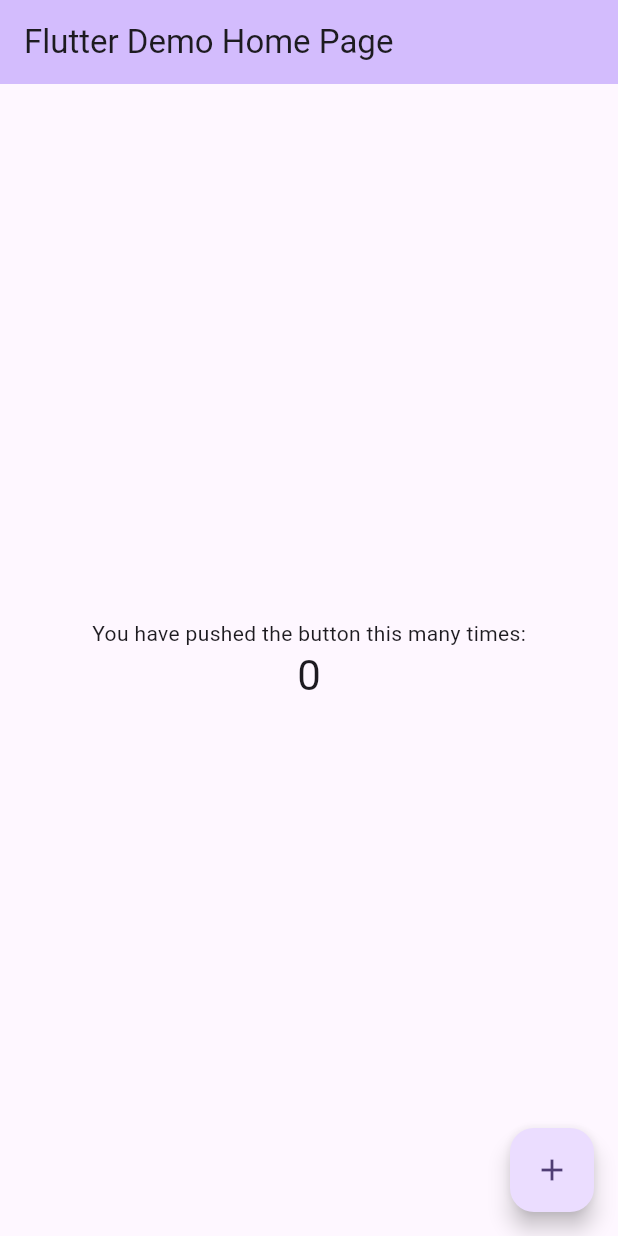
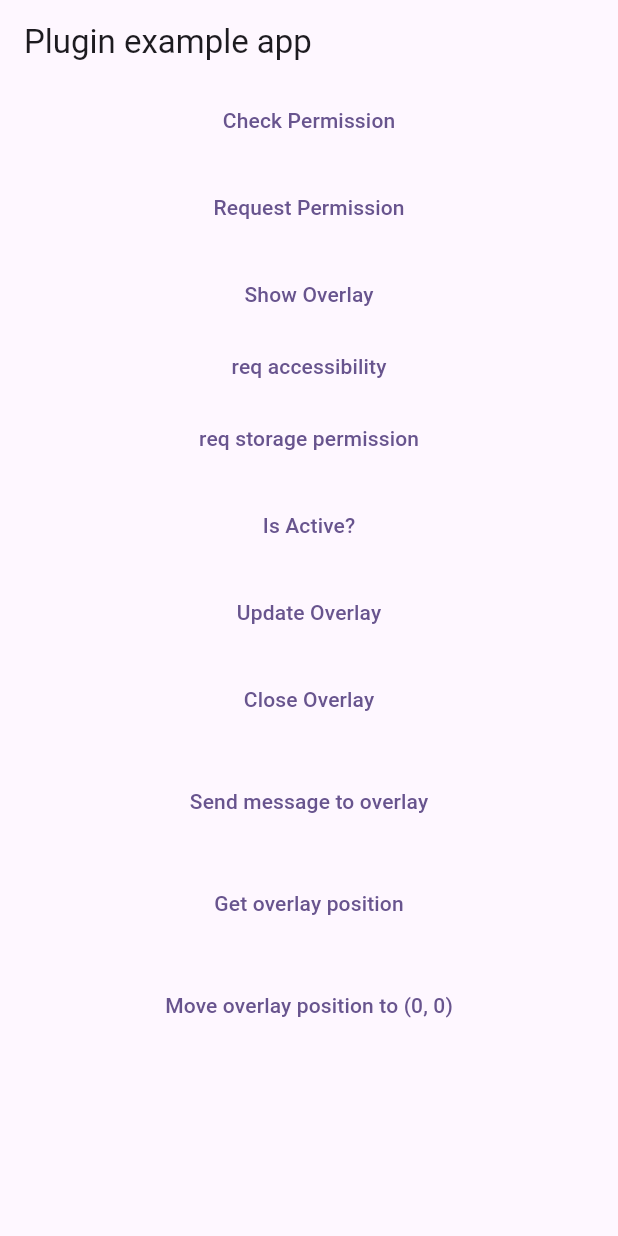
Before and after one commit to Not-Dhanraj/ScreenScribe, a Flutter app: the screen it shows after launch, on a phone screen of 412 x 824 dp. Run offline on Flutter 3.47's test engine with Material 3 defaults, Android fonts, the light colour scheme and no system bars; our stand-ins replace permission_handler; missing offline and left inert: flutter_accessibility_service, flutter_overlay_window.

Commit message:
added accessibility and overlay basic

```diff
--- /dev/null
+++ b/lib/homepage.dart
@@ -0,0 +1,169 @@
+import 'dart:developer';
+import 'dart:isolate';
+import 'dart:ui';
+import 'package:permission_handler/permission_handler.dart';
+import 'package:flutter/material.dart';
+import 'package:flutter_accessibility_service/flutter_accessibility_service.dart';
+import 'package:flutter_overlay_window/flutter_overlay_window.dart';
+
+class HomePage extends StatefulWidget {
+  const HomePage({super.key});
+
+  @override
+  State<HomePage> createState() => _HomePageState();
+}
+
+class _HomePageState extends State<HomePage> {
+  static const String _kPortNameOverlay = 'OVERLAY';
+  static const String _kPortNameHome = 'UI';
+  final _receivePort = ReceivePort();
+  SendPort? homePort;
+  String? latestMessageFromOverlay;
+
+  @override
+  void initState() {
+    super.initState();
+
+    if (homePort != null) return;
+    final res = IsolateNameServer.registerPortWithName(
+      _receivePort.sendPort,
+      _kPortNameHome,
+    );
+    log("$res: OVERLAY");
+    _receivePort.listen((message) {
+      log("message from OVERLAY: $message");
+      setState(() {
+        latestMessageFromOverlay = 'Latest Message From Overlay: $message';
+      });
+    });
+  }
+
+  @override
+  Widget build(BuildContext context) {
+    return Scaffold(
+      appBar: AppBar(
+        title: const Text('Plugin example app'),
+      ),
+      body: Center(
+        child: Column(
+          children: [
+            TextButton(
+              onPressed: () async {
+                final status = await FlutterOverlayWindow.isPermissionGranted();
+                log("Is Permission Granted: $status");
+              },
+              child: const Text("Check Permission"),
+            ),
+            const SizedBox(height: 10.0),
+            TextButton(
+              onPressed: () async {
+                final bool? res =
+                    await FlutterOverlayWindow.requestPermission();
+                log("status: $res");
+              },
+              child: const Text("Request Permission"),
+            ),
+            const SizedBox(height: 10.0),
+            TextButton(
+              onPressed: () async {
+                if (await FlutterOverlayWindow.isActive()) return;
+                await FlutterOverlayWindow.showOverlay(
+                  enableDrag: true,
+                  overlayTitle: "Ocr",
+                  overlayContent: 'Overlay Enabled',
+                  flag: OverlayFlag.defaultFlag,
+                  visibility: NotificationVisibility.visibilityPublic,
+                  positionGravity: PositionGravity.auto,
+                  height: 100,
+                  width: 100,
+                );
+              },
+              child: const Text("Show Overlay"),
+            ),
+            TextButton(
+              onPressed: () async {
+                final bool status = await FlutterAccessibilityService
+                    .isAccessibilityPermissionEnabled();
+                if (!status) {
+                  await FlutterAccessibilityService
+                      .requestAccessibilityPermission();
+                }
+              },
+              child: const Text("req accessibility"),
+            ),
+            TextButton(
+              onPressed: () async {
+                _requestStoragePermission();
+              },
+              child: const Text("req storage permission"),
+            ),
+            const SizedBox(height: 10.0),
+            TextButton(
+              onPressed: () async {
+                final status = await FlutterOverlayWindow.isActive();
+                log("Is Active?: $status");
+              },
+              child: const Text("Is Active?"),
+            ),
+            const SizedBox(height: 10.0),
+            TextButton(
+              onPressed: () async {
+                await FlutterOverlayWindow.resizeOverlay(
+                  WindowSize.matchParent,
+                  (MediaQuery.of(context).size.height * 5).toInt(),
+                  false,
+                );
+              },
+              child: const Text("Update Overlay"),
+            ),
+            const SizedBox(height: 10.0),
+            TextButton(
+              onPressed: () {
+                log('Try to close');
+                FlutterOverlayWindow.closeOverlay()
+                    .then((value) => log('STOPPED: alue: $value'));
+              },
+              child: const Text("Close Overlay"),
+            ),
+            const SizedBox(height: 20.0),
+            TextButton(
+              onPressed: () {
+                homePort ??=
+                    IsolateNameServer.lookupPortByName(_kPortNameOverlay);
+                homePort?.send('Send to overlay: ${DateTime.now()}');
+              },
+              child: const Text("Send message to overlay"),
+            ),
+            const SizedBox(height: 20.0),
+            TextButton(
+              onPressed: () {
+                FlutterOverlayWindow.getOverlayPosition().then((value) {
+                  log('Overlay Position: $value');
+                  setState(() {
+                    latestMessageFromOverlay = 'Overlay Position: $value';
+                  });
+                });
+              },
+              child: const Text("Get overlay position"),
+            ),
+            const SizedBox(height: 20.0),
+            TextButton(
+              onPressed: () {
+                FlutterOverlayWindow.moveOverlay(
+                  const OverlayPosition(0, 0),
+                );
+              },
+              child: const Text("Move overlay position to (0, 0)"),
+            ),
+            const SizedBox(height: 20),
+            Text(latestMessageFromOverlay ?? ''),
+          ],
+        ),
+      ),
+    );
+  }
+
+  void _requestStoragePermission() async {
+    openAppSettings();
+  }
+}
--- a/lib/main.dart
+++ b/lib/main.dart
@@ -1,125 +1,35 @@
 import 'package:flutter/material.dart';
+import 'package:on_screen_ocr/homepage.dart';
+import 'package:on_screen_ocr/overlay.dart';
 
 void main() {
+  WidgetsFlutterBinding.ensureInitialized();
   runApp(const MyApp());
+}
+
+@pragma("vm:entry-point")
+void overlayMain() {
+  WidgetsFlutterBinding.ensureInitialized();
+  runApp(
+    const MaterialApp(
+      debugShowCheckedModeBanner: false,
+      home: OverlayWidget(),
+    ),
+  );
 }
 
 class MyApp extends StatelessWidget {
   const MyApp({super.key});
 
-  // This widget is the root of your application.
   @override
   Widget build(BuildContext context) {
     return MaterialApp(
       title: 'Flutter Demo',
       theme: ThemeData(
-        // This is the theme of your application.
-        //
-        // TRY THIS: Try running your application with "flutter run". You'll see
-        // the application has a purple toolbar. Then, without quitting the app,
-        // try changing the seedColor in the colorScheme below to Colors.green
-        // and then invoke "hot reload" (save your changes or press the "hot
-        // reload" button in a Flutter-supported IDE, or press "r" if you used
-        // the command line to start the app).
-        //
-        // Notice that the counter didn't reset back to zero; the application
-        // state is not lost during the reload. To reset the state, use hot
-        // restart instead.
-        //
-        // This works for code too, not just values: Most code changes can be
-        // tested with just a hot reload.
         colorScheme: ColorScheme.fromSeed(seedColor: Colors.deepPurple),
         useMaterial3: true,
       ),
-      home: const MyHomePage(title: 'Flutter Demo Home Page'),
+      home: const HomePage(),
     );
   }
 }
-
-class MyHomePage extends StatefulWidget {
-  const MyHomePage({super.key, required this.title});
-
-  // This widget is the home page of your application. It is stateful, meaning
-  // that it has a State object (defined below) that contains fields that affect
-  // how it looks.
-
-  // This class is the configuration for the state. It holds the values (in this
-  // case the title) provided by the parent (in this case the App widget) and
-  // used by the build method of the State. Fields in a Widget subclass are
-  // always marked "final".
-
-  final String title;
-
-  @override
-  State<MyHomePage> createState() => _MyHomePageState();
-}
-
-class _MyHomePageState extends State<MyHomePage> {
-  int _counter = 0;
-
-  void _incrementCounter() {
-    setState(() {
-      // This call to setState tells the Flutter framework that something has
-      // changed in this State, which causes it to rerun the build method below
-      // so that the display can reflect the updated values. If we changed
-      // _counter without calling setState(), then the build method would not be
-      // called again, and so nothing would appear to happen.
-      _counter++;
-    });
-  }
-
-  @override
-  Widget build(BuildContext context) {
-    // This method is rerun every time setState is called, for instance as done
-    // by the _incrementCounter method above.
-    //
-    // The Flutter framework has been optimized to make rerunning build methods
-    // fast, so that you can just rebuild anything that needs updating rather
-    // than having to individually change instances of widgets.
-    return Scaffold(
-      appBar: AppBar(
-        // TRY THIS: Try changing the color here to a specific color (to
-        // Colors.amber, perhaps?) and trigger a hot reload to see the AppBar
-        // change color while the other colors stay the same.
-        backgroundColor: Theme.of(context).colorScheme.inversePrimary,
-        // Here we take the value from the MyHomePage object that was created by
-        // the App.build method, and use it to set our appbar title.
-        title: Text(widget.title),
-      ),
-      body: Center(
-        // Center is a layout widget. It takes a single child and positions it
-        // in the middle of the parent.
-        child: Column(
-          // Column is also a layout widget. It takes a list of children and
-          // arranges them vertically. By default, it sizes itself to fit its
-          // children horizontally, and tries to be as tall as its parent.
-          //
-          // Column has various properties to control how it sizes itself and
-          // how it positions its children. Here we use mainAxisAlignment to
-          // center the children vertically; the main axis here is the vertical
-          // axis because Columns are vertical (the cross axis would be
-          // horizontal).
-          //
-          // TRY THIS: Invoke "debug painting" (choose the "Toggle Debug Paint"
-          // action in the IDE, or press "p" in the console), to see the
-          // wireframe for each widget.
-          mainAxisAlignment: MainAxisAlignment.center,
-          children: <Widget>[
-            const Text(
-              'You have pushed the button this many times:',
-            ),
-            Text(
-              '$_counter',
-              style: Theme.of(context).textTheme.headlineMedium,
-            ),
-          ],
-        ),
-      ),
-      floatingActionButton: FloatingActionButton(
-        onPressed: _incrementCounter,
-        tooltip: 'Increment',
-        child: const Icon(Icons.add),
-      ), // This trailing comma makes auto-formatting nicer for build methods.
-    );
-  }
-}
--- a/pubspec.yaml
+++ b/pubspec.yaml
@@ -35,6 +35,10 @@ dependencies:
   # The following adds the Cupertino Icons font to your application.
   # Use with the CupertinoIcons class for iOS style icons.
   cupertino_icons: ^1.0.8
+  flutter_overlay_window: ^0.4.5
+  flutter_accessibility_service: ^0.2.4
+  permission_handler: ^11.3.1
+  device_info_plus: ^11.1.0
 
 dev_dependencies:
   flutter_test:
```
Also changed, not shown: lib/extended_overlay.dart (added, +11 -0 lines), lib/overlay.dart (added, +89 -0 lines), pubspec.lock, 9 other files.
